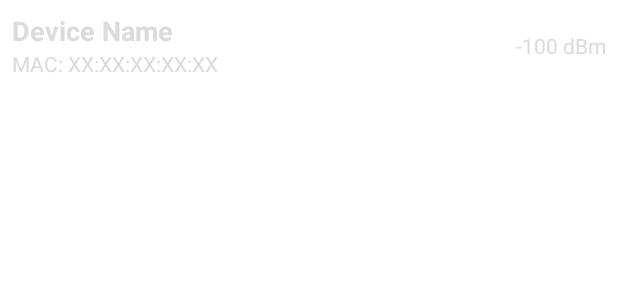
After one commit to futuresalad/ble_esp32_controller, an Android app: the layout row_scan_result.xml on its own in the app's theme, with its tools: preview values and no code run, on a phone screen of 412 x 824 dp. The commit adds this screen. Shown: the top 300 px of the screen. Run offline under Robolectric (Android 15) with nearby library versions, the phone set to English and light mode, and no system bars.

Commit message:
Implemented device scanning with recyclerview

```diff
--- /dev/null
+++ b/app/src/main/res/layout/row_scan_result.xml
@@ -0,0 +1,40 @@
+<?xml version="1.0" encoding="utf-8"?>
+<androidx.constraintlayout.widget.ConstraintLayout xmlns:android="http://schemas.android.com/apk/res/android"
+    xmlns:app="http://schemas.android.com/apk/res-auto"
+    xmlns:tools="http://schemas.android.com/tools"
+    android:id="@+id/scan_result_recycler_view"
+    android:layout_width="match_parent"
+    android:layout_height="wrap_content"
+    android:background="?android:attr/selectableItemBackground"
+    android:padding="8dp">
+
+    <TextView
+        android:id="@+id/device_name"
+        android:layout_width="wrap_content"
+        android:layout_height="wrap_content"
+        android:textSize="18sp"
+        android:textStyle="bold"
+        app:layout_constraintStart_toStartOf="parent"
+        app:layout_constraintTop_toTopOf="parent"
+        tools:text="Device Name" />
+
+    <TextView
+        android:id="@+id/mac_address"
+        android:layout_width="wrap_content"
+        android:layout_height="wrap_content"
+        android:textSize="14sp"
+        app:layout_constraintStart_toStartOf="parent"
+        app:layout_constraintTop_toBottomOf="@id/device_name"
+        tools:text="MAC: XX:XX:XX:XX:XX" />
+
+    <TextView
+        android:id="@+id/signal_strength"
+        android:layout_width="wrap_content"
+        android:layout_height="wrap_content"
+        android:textSize="14sp"
+        app:layout_constraintBottom_toBottomOf="parent"
+        app:layout_constraintEnd_toEndOf="parent"
+        app:layout_constraintTop_toTopOf="parent"
+        tools:text="-100 dBm" />
+
+</androidx.constraintlayout.widget.ConstraintLayout>
```
Also changed, not shown: app/src/main/java/com/example/ble_esp32_controller/BleDeviceScanActivity.java (+85 -31 lines), app/src/main/java/com/example/ble_esp32_controller/ScanResultAdapter.java (added, +76 -0 lines), app/src/main/res/layout/activity_ble_device_scan.xml (+21 -2 lines), app/src/main/res/layout/activity_main.xml (+11 -11 lines).
